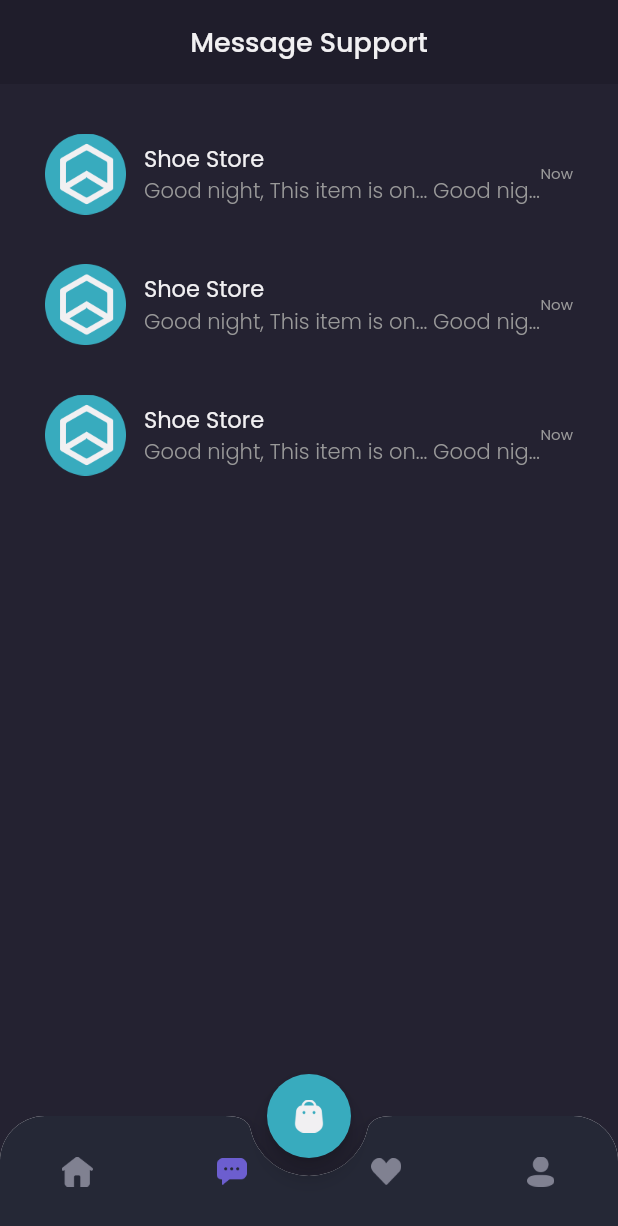
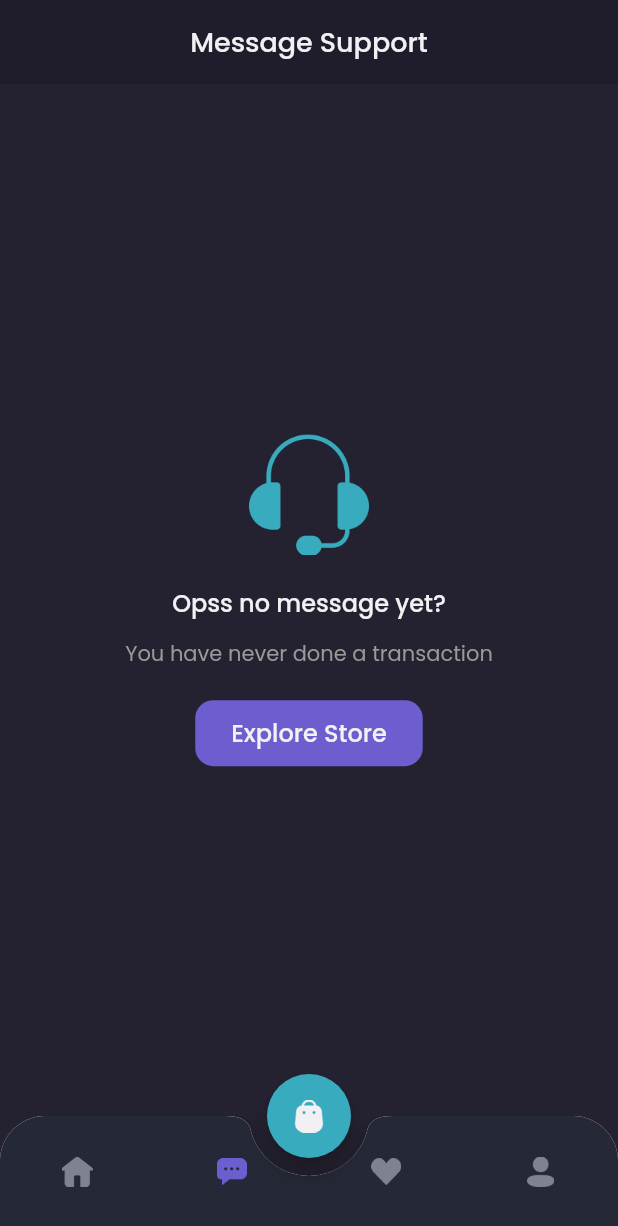
Before and after one commit to ZepiDarmawanTambunan/lrv_ecom_flt, a Flutter app: the MainPage screen opened by its route, item 2 of the bottom bar chosen, on a phone screen of 412 x 824 dp. Shown: the top 1226 px of the screen. Run offline on Flutter 3.47's test engine with Material 2 defaults, Android fonts, the phone set to English and light mode, and no system bars; our stand-ins replace cached_network_image, cloud_firestore, firebase_core, flutter_cache_manager, google_fonts, shared_preferences; accounts and stored records are empty; network calls fail.

Commit message:
refactor chat, input, message, page etc

```diff
--- a/mobile/lib/main.dart
+++ b/mobile/lib/main.dart
@@ -10,6 +10,7 @@ import 'package:mobile/pages/sign_up_page.dart';
 import 'package:mobile/pages/splash_page.dart';
 import 'package:mobile/providers/auth_provider.dart';
 import 'package:mobile/providers/cart_provider.dart';
+import 'package:mobile/providers/page_provider.dart';
 import 'package:mobile/providers/product_provider.dart';
 import 'package:mobile/providers/transaction_provider.dart';
 import 'package:mobile/providers/wishlist_provider.dart';
@@ -46,6 +47,9 @@ class MyApp extends StatelessWidget {
         ChangeNotifierProvider(
           create: (context) => TransactionProvider(),
         ),
+        ChangeNotifierProvider(
+          create: (context) => PageProvider(),
+        ),
       ],
       child: MaterialApp(
         debugShowCheckedModeBanner: false,
--- a/mobile/lib/pages/cart_page.dart
+++ b/mobile/lib/pages/cart_page.dart
@@ -1,5 +1,6 @@
 import 'package:flutter/material.dart';
 import 'package:mobile/providers/cart_provider.dart';
+import 'package:mobile/providers/page_provider.dart';
 import 'package:mobile/theme.dart';
 import 'package:mobile/widgets/cart_card.dart';
 import 'package:provider/provider.dart';
@@ -10,6 +11,7 @@ class CartPage extends StatelessWidget {
   @override
   Widget build(BuildContext context) {
   CartProvider cartProvider = Provider.of<CartProvider>(context);
+  PageProvider pageProvider = Provider.of<PageProvider>(context);
 
     AppBar header(){
       return AppBar(
@@ -42,6 +44,7 @@ class CartPage extends StatelessWidget {
                   ),
                 ),
                 onPressed: (){
+                  pageProvider.currentIndex = 0;
                   Navigator.pushNamedAndRemoveUntil(context, '/home', (route) => false);
                 }, child: Text('Explore Store', style: primaryTextStyle.copyWith(
                   fontSize: 16,
--- a/mobile/lib/pages/home/chat_page.dart
+++ b/mobile/lib/pages/home/chat_page.dart
@@ -1,12 +1,20 @@
 import 'package:flutter/material.dart';
+import 'package:mobile/models/message_model.dart';
+import 'package:mobile/providers/auth_provider.dart';
+import 'package:mobile/providers/page_provider.dart';
+import 'package:mobile/services/message_service.dart';
 import 'package:mobile/theme.dart';
 import 'package:mobile/widgets/chat_tile.dart';
+import 'package:provider/provider.dart';
 
 class ChatPage extends StatelessWidget {
   const ChatPage({super.key});
 
   @override
   Widget build(BuildContext context) {
+
+    AuthProvider authProvider = Provider.of<AuthProvider>(context);
+    PageProvider pageProvider = Provider.of<PageProvider>(context);
 
     Widget header(){
       return AppBar(
@@ -44,7 +52,9 @@ class ChatPage extends StatelessWidget {
                     borderRadius: BorderRadius.circular(12),
                   ),
                 ),
-                onPressed: (){},
+                onPressed: (){
+                  pageProvider.currentIndex = 0;
+                },
                 child: Text("Explore Store", style: primaryTextStyle.copyWith(fontSize: 16, fontWeight: medium,),),),
             ),
 
@@ -54,6 +64,14 @@ class ChatPage extends StatelessWidget {
     }
 
     Widget content(){
+      return StreamBuilder<List<MessageModel>>(
+        stream: MessageService().getMessagesByUserId(userId: authProvider.user.id),
+        builder: (context, snapshot) {
+          if(snapshot.hasData){
+            if(snapshot.data!.length == 0){
+              return emptyChat();
+            }
+
               return Expanded(child: Container(
               width: double.infinity,
               color: backgroundColor3,
@@ -62,12 +80,15 @@ class ChatPage extends StatelessWidget {
                   horizontal: defaultMargin,
                 ),
                 children: [
-            ChatTile(),
-            ChatTile(),
-            ChatTile(),
+                  ChatTile(message: snapshot.data![snapshot.data!.length - 1]),
                 ],
               ),
             ));
+          }else{
+            return emptyChat();
+          }
+        }
+      );
     }
 
     return Column(
--- a/mobile/lib/pages/home/main_page.dart
+++ b/mobile/lib/pages/home/main_page.dart
@@ -3,7 +3,9 @@ import 'package:mobile/pages/home/chat_page.dart';
 import 'package:mobile/pages/home/home_page.dart';
 import 'package:mobile/pages/home/profile_page.dart';
 import 'package:mobile/pages/home/wishlist_page.dart';
+import 'package:mobile/providers/page_provider.dart';
 import 'package:mobile/theme.dart';
+import 'package:provider/provider.dart';
 
 class MainPage extends StatefulWidget {
   const MainPage({super.key});
@@ -14,10 +16,10 @@ class MainPage extends StatefulWidget {
 
 class _MainPageState extends State<MainPage> {
 
-  int currentIndex = 0;
 
   @override
   Widget build(BuildContext context) {
+  PageProvider pageProvider = Provider.of<PageProvider>(context);
 
     Widget cartButton(){
       return FloatingActionButton(
@@ -38,9 +40,7 @@ class _MainPageState extends State<MainPage> {
           clipBehavior: Clip.antiAlias, //effect dgn floating action btn
           child: BottomNavigationBar(
             onTap: (value){
-              setState(() {
-                currentIndex = value;
-              });
+              pageProvider.currentIndex = value;
             },
             backgroundColor: backgroundColor4,
             type: BottomNavigationBarType.fixed, //agar background color bisa dipakai
@@ -52,7 +52,7 @@ class _MainPageState extends State<MainPage> {
                   bottom: 10,
                 ),
                 child: Image.asset('assets/icon_home.png', width: 21,
-                color: currentIndex == 0 ? primaryColor : Color(0xff808191), // warna item yg active
+                color: pageProvider.currentIndex == 0 ? primaryColor : Color(0xff808191), // warna item yg active
                 ),
               ),
               label: '',
@@ -64,7 +64,7 @@ class _MainPageState extends State<MainPage> {
                   bottom: 10,
                 ),
                 child: Image.asset('assets/icon_chat.png', width: 20,
-                color: currentIndex == 1 ? primaryColor : Color(0xff808191),
+                color: pageProvider.currentIndex == 1 ? primaryColor : Color(0xff808191),
                 ),
               ),
               label: '',
@@ -76,7 +76,7 @@ class _MainPageState extends State<MainPage> {
                   bottom: 10,
                 ),
                 child: Image.asset('assets/icon_wishlist.png', width: 20,
-                color: currentIndex == 2 ? primaryColor : Color(0xff808191),
+                color: pageProvider.currentIndex == 2 ? primaryColor : Color(0xff808191),
                 ),
               ),
               label: '',
@@ -88,7 +88,7 @@ class _MainPageState extends State<MainPage> {
                   bottom: 10,
                 ),
                 child: Image.asset('assets/icon_profile.png', width: 18,
-                color: currentIndex == 3 ? primaryColor : Color(0xff808191),
+                color: pageProvider.currentIndex == 3 ? primaryColor : Color(0xff808191),
                 ),
               ),
               label: '',
@@ -99,7 +99,7 @@ class _MainPageState extends State<MainPage> {
     }
 
     Widget body(){
-      switch (currentIndex) {
+      switch (pageProvider.currentIndex) {
         case 0:
           return HomePage();
         case 1:
@@ -119,7 +119,7 @@ class _MainPageState extends State<MainPage> {
         return false;
       },
       child: Scaffold(
-        backgroundColor: currentIndex == 0 ? backgroundColor1 : backgroundColor3,
+        backgroundColor: pageProvider.currentIndex == 0 ? backgroundColor1 : backgroundColor3,
         floatingActionButton: cartButton(),
         floatingActionButtonLocation: FloatingActionButtonLocation.centerDocked,
         bottomNavigationBar: customBottomNav(),
--- a/mobile/lib/pages/home/profile_page.dart
+++ b/mobile/lib/pages/home/profile_page.dart
@@ -1,6 +1,7 @@
 import 'package:flutter/material.dart';
 import 'package:mobile/models/user_model.dart';
 import 'package:mobile/providers/auth_provider.dart';
+import 'package:mobile/providers/page_provider.dart';
 import 'package:mobile/theme.dart';
 import 'package:provider/provider.dart';
 import 'package:cached_network_image/cached_network_image.dart';
@@ -13,10 +14,12 @@ class ProfilePage extends StatelessWidget {
 
 
     AuthProvider authProvider = Provider.of<AuthProvider>(context);
+    PageProvider pageProvider = Provider.of<PageProvider>(context);
     UserModel user = authProvider.user;
 
     handleLogout() async{
       if(await authProvider.logout()){
+          pageProvider.currentIndex = 0;
           Navigator.pop(context);
           ScaffoldMessenger.of(context).showSnackBar(SnackBar(
             backgroundColor: primaryColor,
--- a/mobile/lib/pages/home/wishlist_page.dart
+++ b/mobile/lib/pages/home/wishlist_page.dart
@@ -1,4 +1,5 @@
 import 'package:flutter/material.dart';
+import 'package:mobile/providers/page_provider.dart';
 import 'package:mobile/providers/wishlist_provider.dart';
 import 'package:mobile/theme.dart';
 import 'package:mobile/widgets/wishlist_card.dart';
@@ -11,6 +12,7 @@ class WishlistPage extends StatelessWidget {
   Widget build(BuildContext context) {
 
     WishlistProvider wishlistProvider = Provider.of<WishlistProvider>(context);
+    PageProvider pageProvider = Provider.of<PageProvider>(context);
 
     Widget header(){
       return AppBar(
@@ -58,6 +60,7 @@ class WishlistPage extends StatelessWidget {
                 height: 44,
                 child: TextButton(
                   onPressed: () {
+                    pageProvider.currentIndex = 0;
                   },
                   style: TextButton.styleFrom(
                     padding: EdgeInsets.symmetric(
--- /dev/null
+++ b/mobile/lib/providers/page_provider.dart
@@ -0,0 +1,12 @@
+
+import 'package:flutter/material.dart';
+
+class PageProvider with ChangeNotifier{
+  int _currentIndex = 0;
+  int get currentIndex => _currentIndex;
+
+  set currentIndex(int index){
+    _currentIndex = index;
+    notifyListeners();
+  }
+}
--- a/mobile/lib/services/transaction_service.dart
+++ b/mobile/lib/services/transaction_service.dart
@@ -25,6 +25,7 @@ class TransactionService{
       });
 
       var response = await http.post(url, headers: headers, body: body);
+      print(response.body);
       if (response.statusCode == 200) {
         return true;
       } else {
--- a/mobile/lib/widgets/cart_card.dart
+++ b/mobile/lib/widgets/cart_card.dart
@@ -1,3 +1,4 @@
+import 'package:cached_network_image/cached_network_image.dart';
 import 'package:flutter/material.dart';
 import 'package:mobile/models/cart_model.dart';
 import 'package:mobile/providers/cart_provider.dart';
@@ -34,7 +35,7 @@ class CartCard extends StatelessWidget {
                 height: 60,
                 decoration: BoxDecoration(
                   borderRadius: BorderRadius.circular(12),
-                  image: DecorationImage(image: NetworkImage(cart.product.galleries[0].url),),
+                  image: DecorationImage(image:CachedNetworkImageProvider(cart.product.galleries[0].url),),
                 ),
               ),
               SizedBox(
@@ -55,7 +56,7 @@ class CartCard extends StatelessWidget {
                     onTap: (){cartProvider.addQuantity(cart.id);},
                     child: Image.asset('assets/button_add.png', width: 16,)),
                   SizedBox(height: 2,),
-                  Text('2', style: primaryTextStyle.copyWith(
+                  Text("${cart.quantity}", style: primaryTextStyle.copyWith(
                     fontWeight: medium,
                   ),),
                   SizedBox(height: 2,),
--- a/mobile/lib/widgets/chat_tile.dart
+++ b/mobile/lib/widgets/chat_tile.dart
@@ -1,11 +1,13 @@
 import 'package:flutter/material.dart';
 import 'package:mobile/models/gallery_model.dart';
+import 'package:mobile/models/message_model.dart';
 import 'package:mobile/models/product_model.dart';
 import 'package:mobile/pages/detail_chat_page.dart';
 import 'package:mobile/theme.dart';
 
 class ChatTile extends StatelessWidget {
-  const ChatTile({super.key});
+  final MessageModel message;
+  ChatTile({super.key, required this.message});
 
   @override
   Widget build(BuildContext context) {
@@ -30,7 +32,7 @@ class ChatTile extends StatelessWidget {
                       fontSize: 15,
                     ),
                     ),
-                    Text("Good night, This item is on... Good night, this item is ",
+                    Text(message.message,
                     style: secondaryTextStyle.copyWith(
                       fontWeight: light,
                     ),
```
Also changed, not shown: mobile/lib/models/message_model.dart (+15 -1 lines), mobile/lib/pages/checkout_page.dart (+166 -76 lines), mobile/lib/pages/detail_chat_page.dart (+37 -12 lines), mobile/lib/providers/cart_provider.dart (+5 -2 lines), mobile/lib/services/message_service.dart (+19 -1 lines), mobile/lib/widgets/chat_bubble.dart (+13 -6 lines), mobile/lib/widgets/checkout_card.dart (+6 -1 lines). Lines whose indentation alone changed are shown as unchanged.
